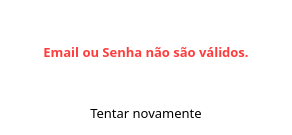
Qt form untitled_login_invalido.ui (ryanbsdeveloper/app-desktop-caltec) before a commit.
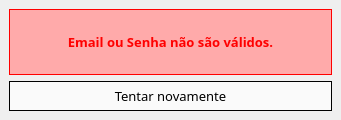
The same form after that commit. Icons and pictures are not drawn.

What changed in the file:
```diff
--- a/untitled_login_invalido.ui
+++ b/untitled_login_invalido.ui
@@ -12,20 +12,20 @@
    <rect>
     <x>0</x>
     <y>0</y>
-    <width>292</width>
-    <height>135</height>
+    <width>341</width>
+    <height>120</height>
    </rect>
   </property>
   <property name="minimumSize">
    <size>
-    <width>292</width>
-    <height>135</height>
+    <width>175</width>
+    <height>120</height>
    </size>
   </property>
   <property name="maximumSize">
    <size>
-    <width>292</width>
-    <height>135</height>
+    <width>341</width>
+    <height>120</height>
    </size>
   </property>
   <property name="cursor">
@@ -63,7 +63,7 @@
    <item>
     <widget class="QFrame" name="frame">
      <property name="styleSheet">
-      <string notr="true">background-color: rgb(255, 255, 255);</string>
+      <string notr="true"/>
      </property>
      <property name="frameShape">
       <enum>QFrame::NoFrame</enum>
@@ -83,7 +83,9 @@
          </font>
         </property>
         <property name="styleSheet">
-         <string notr="true">color: rgb(255, 60, 60);</string>
+         <string notr="true">color: rgb(255, 0, 0);
+background-color: rgb(255, 170, 170);
+border:1px solid red;</string>
         </property>
         <property name="text">
          <string>Email ou Senha não são válidos.</string>
@@ -107,8 +109,11 @@
          <cursorShape>PointingHandCursor</cursorShape>
         </property>
         <property name="styleSheet">
-         <string notr="true">QPushButton:hover{
-	border:0;
+         <string notr="true">QPushButton{border:1px solid;
+background:rgb(250, 250, 250);
+padding:5px}
+
+QPushButton:hover{
 	background-color: rgb(204, 204, 204);
 }</string>
         </property>
```
Left out of the diff: 8 changed lines with no effect on the pictures.
